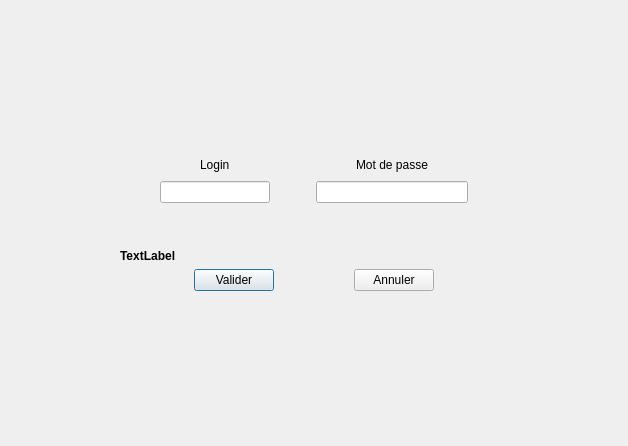
First picture: the form in connexion.ui, repository xXRem08Xx/NewWorld_BackOffice, before the edit.
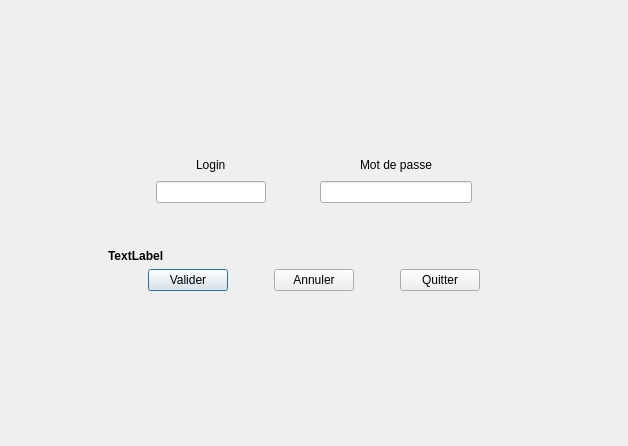
Second picture: the form after the edit.

What changed in the file:
```diff
--- a/connexion.ui
+++ b/connexion.ui
@@ -261,6 +261,26 @@
              </property>
             </widget>
            </item>
+           <item>
+            <spacer name="horizontalSpacer_5">
+             <property name="orientation">
+              <enum>Qt::Horizontal</enum>
+             </property>
+             <property name="sizeHint" stdset="0">
+              <size>
+               <width>40</width>
+               <height>20</height>
+              </size>
+             </property>
+            </spacer>
+           </item>
+           <item>
+            <widget class="QPushButton" name="pushButtonQuitter">
+             <property name="text">
+              <string>Quitter</string>
+             </property>
+            </widget>
+           </item>
            <item>
             <spacer name="horizontalSpacer_12">
              <property name="orientation">
```
Left out of the diff: 4 changed lines with no effect on the pictures.
